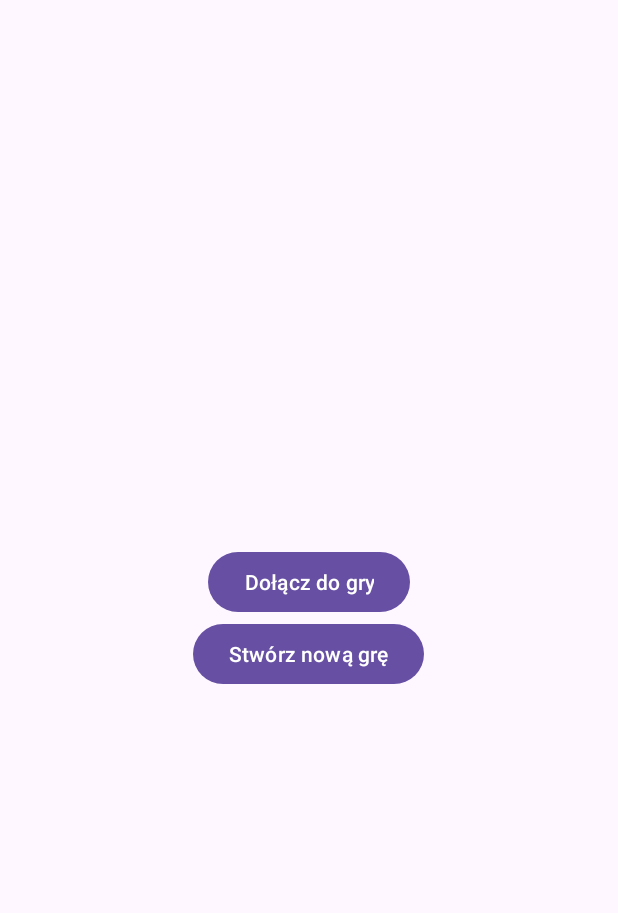
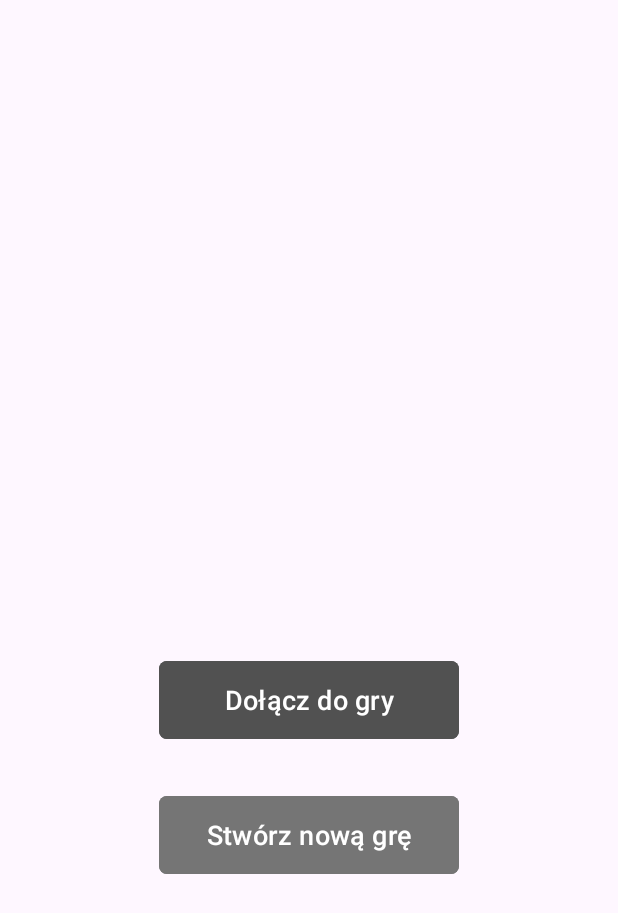
Before and after one commit to MateuszJurkowicz/FiftyGame, an Android app: the screen it shows after launch (MainActivity), on a phone screen of 412 x 824 dp. Shown: the top 913 px of the screen. Run offline under Robolectric (Android 15) with nearby library versions, the phone set to English and light mode, and no system bars.

Commit message:
Added Join and create game views

```diff
--- a/app/src/main/java/com/example/fiftygame/MainActivity.kt
+++ b/app/src/main/java/com/example/fiftygame/MainActivity.kt
@@ -1,11 +1,27 @@
 package com.example.fiftygame
 
+import android.content.Intent
 import androidx.appcompat.app.AppCompatActivity
 import android.os.Bundle
+import android.view.View
+import android.widget.Button
 
 class MainActivity : AppCompatActivity() {
+    lateinit var joinGameButton: Button
+    lateinit var createGameButton: Button
     override fun onCreate(savedInstanceState: Bundle?) {
         super.onCreate(savedInstanceState)
         setContentView(R.layout.activity_main)
+        joinGameButton = findViewById(R.id.joinGameButton)
+        createGameButton = findViewById(R.id.createGameButton)
+        joinGameButton.setOnClickListener{
+            val intent = Intent(this@MainActivity, JoinGameActivity::class.java)
+            startActivity(intent)
+        }
+        createGameButton.setOnClickListener {
+            val intent = Intent(this@MainActivity, CreateGameActivity::class.java)
+            startActivity(intent)
+        }
+
     }
 }
--- a/app/src/main/res/layout/activity_main.xml
+++ b/app/src/main/res/layout/activity_main.xml
@@ -10,13 +10,21 @@
 
     <Button
         android:id="@+id/joinGameButton"
-        android:layout_width="wrap_content"
-        android:layout_height="wrap_content"
-        android:text="Dołącz do gry" />
+        android:layout_width="200dp"
+        android:layout_height="60dp"
+        android:layout_marginTop="200dp"
+        android:backgroundTint="#515151"
+        android:text="@string/game_join_button"
+        android:textSize="18sp"
+        app:cornerRadius="5dp" />
 
     <Button
         android:id="@+id/createGameButton"
-        android:layout_width="wrap_content"
-        android:layout_height="wrap_content"
-        android:text="Stwórz nową grę" />
+        android:layout_width="200dp"
+        android:layout_height="60dp"
+        android:layout_marginTop="30dp"
+        android:backgroundTint="#757575"
+        android:text="@string/game_create_button"
+        android:textSize="18sp"
+        app:cornerRadius="5dp" />
 </LinearLayout>
--- /dev/null
+++ b/app/src/main/res/values-v23/themes.xml
@@ -0,0 +1,8 @@
+<resources xmlns:tools="http://schemas.android.com/tools">
+  <style name="Theme.FiftyGame" parent="Base.Theme.FiftyGame">
+    <!-- Transparent system bars for edge-to-edge. -->
+    <item name="android:navigationBarColor">@android:color/transparent</item>
+    <item name="android:statusBarColor">@android:color/transparent</item>
+    <item name="android:windowLightStatusBar">?attr/isLightTheme</item>
+  </style>
+</resources>
```
Also changed, not shown: app/build.gradle.kts (+6 -1 lines), app/src/main/AndroidManifest.xml (+8 -0 lines), app/src/main/java/com/example/fiftygame/CreateGameActivity.kt (added, +11 -0 lines), app/src/main/java/com/example/fiftygame/JoinGameActivity.kt (added, +18 -0 lines), app/src/main/res/drawable-anydpi/ic_action_settings.xml (added, +11 -0 lines), app/src/main/res/layout/activity_create_game.xml (added, +9 -0 lines), app/src/main/res/layout/activity_join_game.xml (added, +9 -0 lines), app/src/main/res/menu/game_menu.xml (added, +18 -0 lines), app/src/main/res/values/strings.xml (+48 -0 lines), app/src/main/res/drawable-hdpi/ic_action_settings.png (added), app/src/main/res/drawable-mdpi/ic_action_settings.png (added), app/src/main/res/drawable-xhdpi/ic_action_settings.png (added), app/src/main/res/drawable-xxhdpi/ic_action_settings.png (added).
